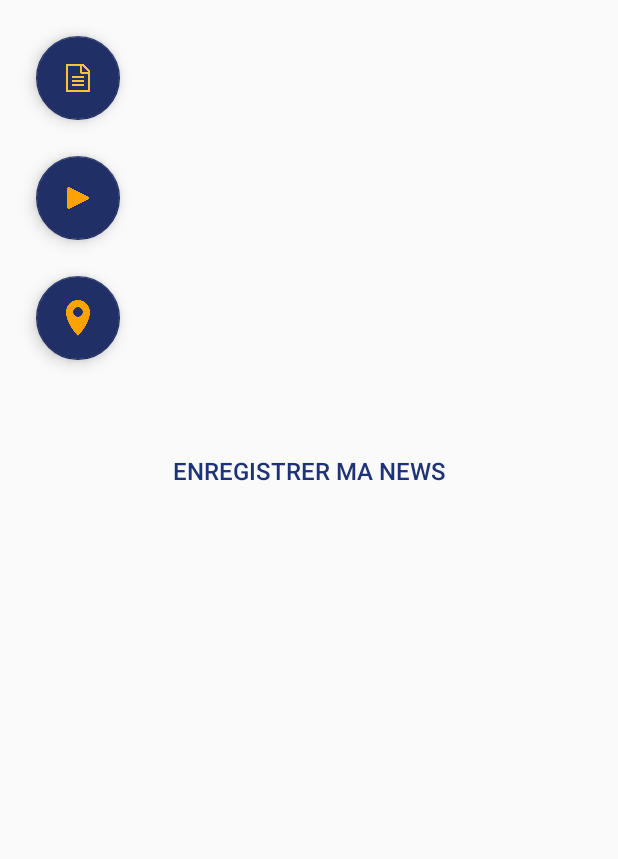
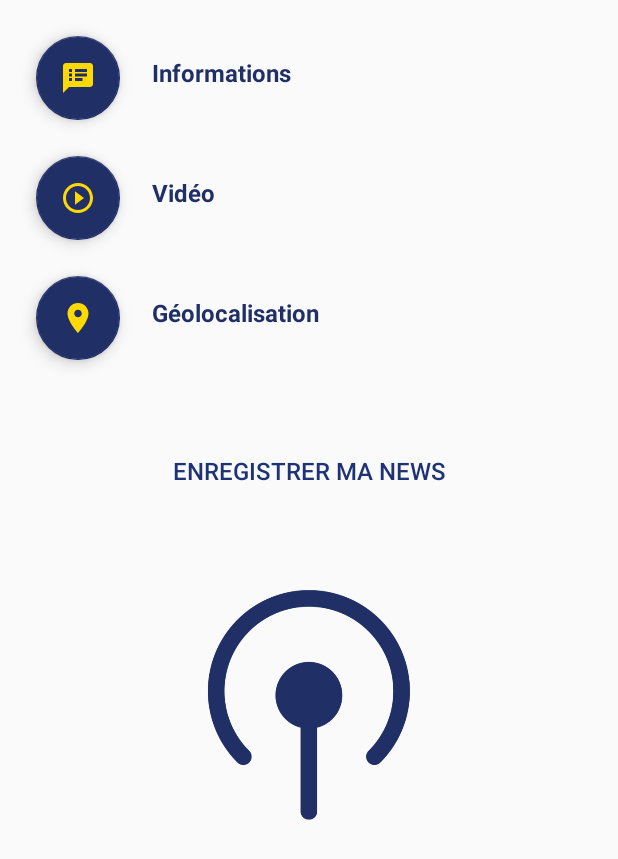
Before and after one commit to NicoHoareau/hack3Win, an Android app: the TempActivity screen opened directly, with no data from a screen before it, on a phone screen of 412 x 824 dp. Shown: the top 859 px of the screen. Run offline under Robolectric (Android 15) with nearby library versions, the phone set to English and light mode, and no system bars; our stand-ins replace Firebase (no records; nobody signed in at launch, a user with empty details on screens opened directly).

Commit message:
design et couleurs

```diff
--- a/app/src/main/java/fr/nicolashoareau_toulousewcs/hack3win/TempActivity.java
+++ b/app/src/main/java/fr/nicolashoareau_toulousewcs/hack3win/TempActivity.java
@@ -131,7 +131,6 @@ public class TempActivity extends FragmentActivity implements OnMapReadyCallback
                     isClick = true;
                 } else {
                     consLayoutArticle.setVisibility(View.GONE);
-                    tvInfo.setVisibility(View.GONE);
                     isClick = false;
                 }
 
@@ -151,7 +150,6 @@ public class TempActivity extends FragmentActivity implements OnMapReadyCallback
                     isClick = true;
                 } else {
                     consLayoutMaps.setVisibility(View.GONE);
-                    tvMaps.setVisibility(View.GONE);
                     isClick = false;
                 }
             }
@@ -192,7 +190,6 @@ public class TempActivity extends FragmentActivity implements OnMapReadyCallback
                     isClick = true;
                 } else {
                     consLayoutVideo.setVisibility(View.GONE);
-                    tvVideo.setVisibility(View.GONE);
                     isClick = false;
                 }
             }
--- /dev/null
+++ b/app/src/main/res/drawable/add.xml
@@ -0,0 +1,5 @@
+<vector android:height="24dp" android:tint="#FFD904"
+    android:viewportHeight="24.0" android:viewportWidth="24.0"
+    android:width="24dp" xmlns:android="http://schemas.android.com/apk/res/android">
+    <path android:fillColor="#FF000000" android:pathData="M19,13h-6v6h-2v-6H5v-2h6V5h2v6h6v2z"/>
+</vector>
--- /dev/null
+++ b/app/src/main/res/drawable/location.xml
@@ -0,0 +1,5 @@
+<vector android:height="24dp" android:tint="#FFD904"
+    android:viewportHeight="24.0" android:viewportWidth="24.0"
+    android:width="24dp" xmlns:android="http://schemas.android.com/apk/res/android">
+    <path android:fillColor="#FF000000" android:pathData="M12,2C8.13,2 5,5.13 5,9c0,5.25 7,13 7,13s7,-7.75 7,-13c0,-3.87 -3.13,-7 -7,-7zM12,11.5c-1.38,0 -2.5,-1.12 -2.5,-2.5s1.12,-2.5 2.5,-2.5 2.5,1.12 2.5,2.5 -1.12,2.5 -2.5,2.5z"/>
+</vector>
--- /dev/null
+++ b/app/src/main/res/drawable/note.xml
@@ -0,0 +1,5 @@
+<vector android:height="24dp" android:tint="#FFD904"
+    android:viewportHeight="24.0" android:viewportWidth="24.0"
+    android:width="24dp" xmlns:android="http://schemas.android.com/apk/res/android">
+    <path android:fillColor="#FF000000" android:pathData="M20,2L4,2c-1.1,0 -1.99,0.9 -1.99,2L2,22l4,-4h14c1.1,0 2,-0.9 2,-2L22,4c0,-1.1 -0.9,-2 -2,-2zM8,14L6,14v-2h2v2zM8,11L6,11L6,9h2v2zM8,8L6,8L6,6h2v2zM15,14h-5v-2h5v2zM18,11h-8L10,9h8v2zM18,8h-8L10,6h8v2z"/>
+</vector>
--- /dev/null
+++ b/app/src/main/res/drawable/play.xml
@@ -0,0 +1,5 @@
+<vector android:height="24dp" android:tint="#FFD904"
+    android:viewportHeight="24.0" android:viewportWidth="24.0"
+    android:width="24dp" xmlns:android="http://schemas.android.com/apk/res/android">
+    <path android:fillColor="#FF000000" android:pathData="M10,16.5l6,-4.5 -6,-4.5v9zM12,2C6.48,2 2,6.48 2,12s4.48,10 10,10 10,-4.48 10,-10S17.52,2 12,2zM12,20c-4.41,0 -8,-3.59 -8,-8s3.59,-8 8,-8 8,3.59 8,8 -3.59,8 -8,8z"/>
+</vector>
--- /dev/null
+++ b/app/src/main/res/drawable/video_camera.xml
@@ -0,0 +1,5 @@
+<vector android:height="24dp" android:tint="#FFD904"
+    android:viewportHeight="24.0" android:viewportWidth="24.0"
+    android:width="24dp" xmlns:android="http://schemas.android.com/apk/res/android">
+    <path android:fillColor="#FF000000" android:pathData="M17,10.5V7c0,-0.55 -0.45,-1 -1,-1H4c-0.55,0 -1,0.45 -1,1v10c0,0.55 0.45,1 1,1h12c0.55,0 1,-0.45 1,-1v-3.5l4,4v-11l-4,4zM14,13h-3v3H9v-3H6v-2h3V8h2v3h3v2z"/>
+</vector>
--- a/app/src/main/res/layout/activity_contributeur.xml
+++ b/app/src/main/res/layout/activity_contributeur.xml
@@ -10,13 +10,13 @@
         android:id="@+id/fab_contributor"
         android:layout_width="wrap_content"
         android:layout_height="wrap_content"
-        android:layout_marginBottom="8dp"
-        android:layout_marginEnd="8dp"
-        android:layout_marginRight="8dp"
+        android:layout_marginBottom="24dp"
+        android:layout_marginEnd="24dp"
+        android:layout_marginRight="24dp"
         android:clickable="true"
         app:layout_constraintBottom_toBottomOf="parent"
         app:layout_constraintEnd_toEndOf="parent"
-        app:srcCompat="@drawable/logo_contributor" />
+        app:srcCompat="@drawable/add" />
 
     <ListView
         android:id="@+id/listview_contributeur"
--- a/app/src/main/res/layout/activity_temp.xml
+++ b/app/src/main/res/layout/activity_temp.xml
@@ -22,10 +22,10 @@
                 android:layout_marginLeft="24dp"
                 android:layout_marginStart="24dp"
                 android:layout_marginTop="24dp"
+                android:src="@drawable/note"
                 app:layout_constraintStart_toStartOf="parent"
                 app:layout_constraintTop_toTopOf="parent"
-                tools:ignore="MissingConstraints"
-                android:src="@drawable/icon_fab_title_article"/>
+                tools:ignore="MissingConstraints" />
 
             <android.support.constraint.ConstraintLayout
                 android:id="@+id/cnsLayoutArticle"
@@ -51,28 +51,27 @@
                     android:layout_marginLeft="8dp"
                     android:layout_marginStart="8dp"
                     android:layout_marginTop="16dp"
-                    android:background="#1e3278"
                     android:paddingLeft="5dp"
                     android:paddingRight="5dp"
                     android:text="Titre de l'article"
-                    android:textColor="#ffdc00"
+                    android:textColor="@color/colorBlue"
                     android:textSize="16sp"
+                    android:textStyle="bold"
                     app:layout_constraintStart_toStartOf="parent"
                     app:layout_constraintTop_toTopOf="parent" />
 
                 <EditText
                     android:id="@+id/et_title_article"
                     android:layout_width="0dp"
-                    android:layout_height="29dp"
+                    android:layout_height="wrap_content"
                     android:layout_marginEnd="8dp"
                     android:layout_marginLeft="16dp"
                     android:layout_marginRight="8dp"
                     android:layout_marginStart="16dp"
                     android:layout_marginTop="10dp"
-                    android:background="#1e3278"
                     android:inputType="text"
                     android:singleLine="false"
-                    android:textColor="#ffdc00"
+                    android:textColor="@color/colorBlue"
                     app:layout_constraintEnd_toEndOf="parent"
                     app:layout_constraintStart_toEndOf="@+id/tv_title_article"
                     app:layout_constraintTop_toTopOf="parent" />
@@ -87,7 +86,7 @@
                     android:layout_marginStart="8dp"
                     android:layout_marginTop="16dp"
                     android:hint="Résumer de l'article"
-                    android:textColorHint="#1e3278"
+                    android:textColorHint="@color/colorBlue"
                     app:layout_constraintEnd_toEndOf="parent"
                     app:layout_constraintStart_toStartOf="parent"
                     app:layout_constraintTop_toBottomOf="@+id/et_title_article" />
@@ -114,12 +113,12 @@
 
             <android.support.design.widget.FloatingActionButton
                 android:id="@+id/fab_video_article"
-                android:src="@drawable/icon_fab_video_play"
                 android:layout_width="wrap_content"
                 android:layout_height="wrap_content"
                 android:layout_marginLeft="24dp"
                 android:layout_marginStart="24dp"
                 android:layout_marginTop="24dp"
+                android:src="@drawable/play"
                 app:layout_constraintStart_toStartOf="parent"
                 app:layout_constraintTop_toBottomOf="@+id/cnsLayoutArticle"
                 tools:ignore="MissingConstraints" />
@@ -145,13 +144,12 @@
                     android:layout_width="wrap_content"
                     android:layout_height="wrap_content"
                     android:clickable="true"
-                    android:src="@drawable/icon_fab_recorder"
+                    android:src="@drawable/video_camera"
                     app:elevation="0dp"
                     app:layout_constraintEnd_toEndOf="parent"
                     app:layout_constraintHorizontal_bias="0.5"
                     app:layout_constraintStart_toStartOf="parent"
-                    app:layout_constraintTop_toTopOf="parent"
-                    app:srcCompat="@android:drawable/ic_input_add" />
+                    app:layout_constraintTop_toTopOf="parent" />
 
                 <VideoView
                     android:id="@+id/vv_record"
@@ -182,12 +180,12 @@
 
             <android.support.design.widget.FloatingActionButton
                 android:id="@+id/fab_maps_article"
-                android:src="@drawable/icon_fab_maps"
                 android:layout_width="wrap_content"
                 android:layout_height="wrap_content"
                 android:layout_marginLeft="24dp"
                 android:layout_marginStart="24dp"
                 android:layout_marginTop="24dp"
+                android:src="@drawable/location"
                 app:layout_constraintStart_toStartOf="parent"
                 app:layout_constraintTop_toBottomOf="@+id/cnsLayoutVideo"
                 tools:ignore="MissingConstraints" />
@@ -223,12 +221,11 @@
                     android:layout_height="wrap_content"
                     android:layout_marginLeft="8dp"
                     android:layout_marginStart="8dp"
-                    android:background="#1e3278"
                     android:gravity="center"
                     android:hint="Appuyer sur le bouton pour afficher la ville dans laquel vous êtes !"
                     android:lines="2"
-                    android:textColor="#ffdc00"
-                    android:textColorHint="#ffdc00"
+                    android:textColor="@color/colorBlue"
+                    android:textColorHint="@color/colorBlue"
                     android:textSize="14sp"
                     android:textStyle="bold"
                     app:layout_constraintStart_toEndOf="@+id/search_image"
@@ -276,12 +273,12 @@
                 android:layout_marginLeft="16dp"
                 android:layout_marginStart="16dp"
                 android:layout_marginTop="8dp"
-                android:background="#1e3278"
                 android:padding="5dp"
                 android:text="Vidéo"
-                android:textColor="#ffdc00"
+                android:textColor="@color/colorBlue"
                 android:textSize="16sp"
-                android:visibility="gone"
+                android:textStyle="bold"
+                android:visibility="visible"
                 app:layout_constraintStart_toEndOf="@+id/fab_video_article"
                 app:layout_constraintTop_toTopOf="@+id/fab_video_article" />
 
@@ -292,12 +289,12 @@
                 android:layout_marginLeft="16dp"
                 android:layout_marginStart="16dp"
                 android:layout_marginTop="8dp"
-                android:background="#1e3278"
                 android:padding="5dp"
                 android:text="Géolocalisation"
-                android:textColor="#ffdc00"
+                android:textColor="@color/colorBlue"
                 android:textSize="16sp"
-                android:visibility="gone"
+                android:textStyle="bold"
+                android:visibility="visible"
                 app:layout_constraintStart_toEndOf="@+id/fab_maps_article"
                 app:layout_constraintTop_toTopOf="@+id/fab_maps_article" />
 
@@ -308,16 +305,26 @@
                 android:layout_marginLeft="16dp"
                 android:layout_marginStart="16dp"
                 android:layout_marginTop="8dp"
-                android:background="#1e3278"
                 android:padding="5dp"
                 android:text="Informations"
-                android:textColor="#ffdc00"
+                android:textColor="@color/colorBlue"
                 android:textSize="16sp"
-                android:visibility="gone"
+                android:textStyle="bold"
+                android:visibility="visible"
                 app:layout_constraintStart_toEndOf="@+id/fab_title_article"
                 app:layout_constraintTop_toTopOf="@+id/fab_title_article" />
 
-
+            <android.support.v7.widget.AppCompatImageView
+                android:layout_width="200dp"
+                android:layout_height="200dp"
+                android:layout_marginBottom="8dp"
+                android:layout_marginTop="32dp"
+                android:src="@drawable/winnews"
+                app:layout_constraintBottom_toBottomOf="parent"
+                app:layout_constraintEnd_toEndOf="parent"
+                app:layout_constraintHorizontal_bias="0.5"
+                app:layout_constraintStart_toStartOf="parent"
+                app:layout_constraintTop_toBottomOf="@+id/btn_validate" />
 
 
         </android.support.constraint.ConstraintLayout>
```
